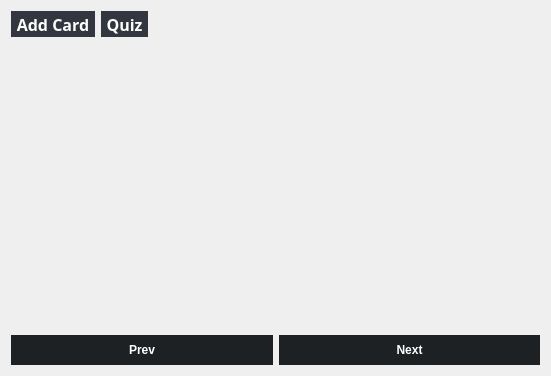
The window that deck.ui (dparker2/StudyGroup) describes before a commit, drawn with Qt 5.
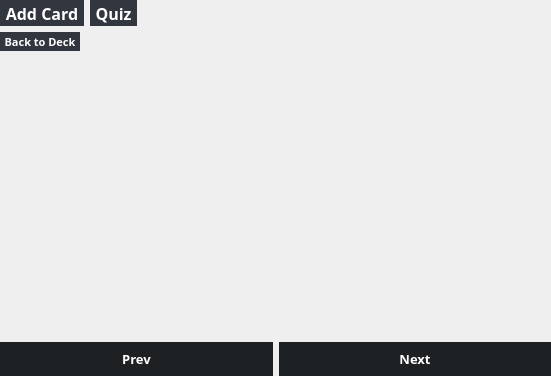
The same window after the commit.

What changed in the file:
```diff
--- a/deck.ui
+++ b/deck.ui
@@ -13,8 +13,20 @@
   <property name="windowTitle">
    <string>Form</string>
   </property>
-  <layout class="QGridLayout" name="gridLayout">
-   <item row="0" column="0">
+  <layout class="QVBoxLayout" name="verticalLayout">
+   <property name="leftMargin">
+    <number>0</number>
+   </property>
+   <property name="topMargin">
+    <number>0</number>
+   </property>
+   <property name="rightMargin">
+    <number>0</number>
+   </property>
+   <property name="bottomMargin">
+    <number>0</number>
+   </property>
+   <item>
     <layout class="QHBoxLayout" name="horizontalLayout_2">
      <item>
       <widget class="QToolButton" name="add_card_btn">
@@ -118,13 +130,69 @@
      </item>
     </layout>
    </item>
-   <item row="1" column="0">
+   <item>
+    <widget class="QStackedWidget" name="stacked_deck">
+     <widget class="QWidget" name="card_view">
+      <layout class="QVBoxLayout" name="verticalLayout_2">
+       <property name="leftMargin">
+        <number>0</number>
+       </property>
+       <property name="topMargin">
+        <number>0</number>
+       </property>
+       <property name="rightMargin">
+        <number>0</number>
+       </property>
+       <property name="bottomMargin">
+        <number>0</number>
+       </property>
+       <item>
+        <widget class="QToolButton" name="back_to_deck_button">
+         <property name="enabled">
+          <bool>true</bool>
+         </property>
+         <property name="font">
+          <font>
+           <family>Trebuchet MS</family>
+           <pointsize>8</pointsize>
+           <weight>75</weight>
+           <italic>false</italic>
+           <bold>true</bold>
+          </font>
+         </property>
+         <property name="styleSheet">
+          <string notr="true">QToolButton {
+background-color: rgb(50, 54, 63);
+color: white; 
+font:bold;
+border: 0px;
+}
+
+QToolButton:hover {
+	background-color: rgba(0, 127, 177, 0.6);
+}</string>
+         </property>
+         <property name="text">
+          <string>Back to Deck</string>
+         </property>
+        </widget>
+       </item>
+       <item>
     <widget class="QStackedWidget" name="card_area"/>
    </item>
-   <item row="2" column="0">
+       <item>
     <layout class="QHBoxLayout" name="horizontalLayout">
      <item>
       <widget class="QPushButton" name="prev_btn">
+           <property name="font">
+            <font>
+             <family>Trebuchet MS</family>
+             <pointsize>10</pointsize>
+             <weight>75</weight>
+             <italic>false</italic>
+             <bold>true</bold>
+            </font>
+           </property>
        <property name="styleSheet">
         <string notr="true">QPushButton {
 background-color: rgb(30, 33, 36);
@@ -149,6 +217,15 @@
      </item>
      <item>
       <widget class="QPushButton" name="next_btn">
+           <property name="font">
+            <font>
+             <family>Trebuchet MS</family>
+             <pointsize>10</pointsize>
+             <weight>75</weight>
+             <italic>false</italic>
+             <bold>true</bold>
+            </font>
+           </property>
        <property name="styleSheet">
         <string notr="true">QPushButton {
 background-color: rgb(30, 33, 36);
@@ -172,6 +249,64 @@
       </widget>
      </item>
     </layout>
+       </item>
+      </layout>
+     </widget>
+     <widget class="QWidget" name="deck_view">
+      <layout class="QVBoxLayout" name="verticalLayout_3">
+       <property name="leftMargin">
+        <number>0</number>
+       </property>
+       <property name="topMargin">
+        <number>0</number>
+       </property>
+       <property name="rightMargin">
+        <number>0</number>
+       </property>
+       <property name="bottomMargin">
+        <number>0</number>
+       </property>
+       <item>
+        <widget class="QScrollArea" name="scrollArea">
+         <property name="widgetResizable">
+          <bool>true</bool>
+         </property>
+         <widget class="QWidget" name="card_list_wrapper">
+          <property name="geometry">
+           <rect>
+            <x>0</x>
+            <y>0</y>
+            <width>549</width>
+            <height>336</height>
+           </rect>
+          </property>
+          <property name="styleSheet">
+           <string notr="true"/>
+          </property>
+          <layout class="QVBoxLayout" name="verticalLayout_4">
+           <item>
+            <layout class="QVBoxLayout" name="card_list"/>
+           </item>
+           <item>
+            <spacer name="verticalSpacer">
+             <property name="orientation">
+              <enum>Qt::Vertical</enum>
+             </property>
+             <property name="sizeHint" stdset="0">
+              <size>
+               <width>20</width>
+               <height>302</height>
+              </size>
+             </property>
+            </spacer>
+           </item>
+          </layout>
+         </widget>
+        </widget>
+       </item>
+      </layout>
+     </widget>
+    </widget>
    </item>
   </layout>
  </widget>
```
Lines whose indentation alone changed are shown as unchanged.
